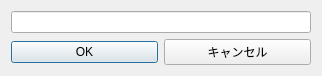
This is sample_menu_01.ui in 0712kazu/HazardMapGame_tool as Qt 5 draws it before an edit. The edited form follows.
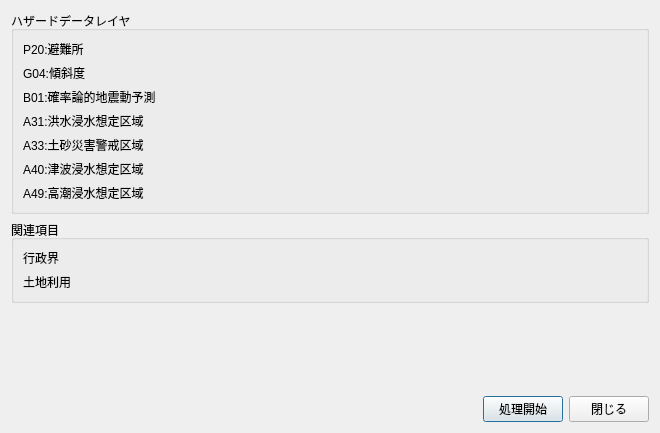
This is the edited form. Custom widgets are drawn as their Qt base class.

The edit to the form file:
```diff
--- a/sample_menu_01.ui
+++ b/sample_menu_01.ui
@@ -1,49 +1,195 @@
 <?xml version="1.0" encoding="UTF-8"?>
 <ui version="4.0">
- <class>Dialog</class>
- <widget class="QDialog" name="Dialog">
+ <class>dialog</class>
+ <widget class="QDialog" name="dialog">
+  <property name="enabled">
+   <bool>true</bool>
+  </property>
   <property name="geometry">
    <rect>
     <x>0</x>
     <y>0</y>
-    <width>318</width>
-    <height>68</height>
+    <width>660</width>
+    <height>433</height>
    </rect>
   </property>
+  <property name="sizePolicy">
+   <sizepolicy hsizetype="Preferred" vsizetype="Preferred">
+    <horstretch>0</horstretch>
+    <verstretch>200</verstretch>
+   </sizepolicy>
+  </property>
+  <property name="maximumSize">
+   <size>
+    <width>16777215</width>
+    <height>16777215</height>
+   </size>
+  </property>
   <property name="windowTitle">
    <string>Dialog</string>
   </property>
-  <layout class="QVBoxLayout" name="verticalLayout">
-   <item>
-    <widget class="QLineEdit" name="lineEdit">
-     <property name="minimumSize">
+  <layout class="QGridLayout" name="gridLayout">
+   <item row="5" column="0">
+    <spacer name="verticalSpacer">
+     <property name="orientation">
+      <enum>Qt::Vertical</enum>
+     </property>
+     <property name="sizeHint" stdset="0">
       <size>
-       <width>300</width>
-       <height>0</height>
+       <width>20</width>
+       <height>40</height>
       </size>
      </property>
+    </spacer>
+   </item>
+   <item row="2" column="0">
+    <widget class="QGroupBox" name="groupBox_3">
+     <property name="title">
+      <string>関連項目</string>
+     </property>
+     <layout class="QGridLayout" name="gridLayout_5">
+      <item row="1" column="1">
+       <widget class="QgsFileWidget" name="mQgsFileWidget_5"/>
+      </item>
+      <item row="0" column="1">
+       <widget class="QgsFileWidget" name="mQgsFileWidget_4"/>
+      </item>
+      <item row="0" column="0">
+       <widget class="QLabel" name="label_6">
+        <property name="text">
+         <string>行政界</string>
+        </property>
+       </widget>
+      </item>
+      <item row="1" column="0">
+       <widget class="QLabel" name="label_7">
+        <property name="text">
+         <string>土地利用</string>
+        </property>
+       </widget>
+      </item>
+     </layout>
     </widget>
    </item>
-   <item>
+   <item row="6" column="0">
     <layout class="QHBoxLayout" name="horizontalLayout">
+     <item>
+      <spacer name="horizontalSpacer">
+       <property name="orientation">
+        <enum>Qt::Horizontal</enum>
+       </property>
+       <property name="sizeHint" stdset="0">
+        <size>
+         <width>40</width>
+         <height>20</height>
+        </size>
+       </property>
+      </spacer>
+     </item>
      <item>
       <widget class="QPushButton" name="pushButton_run">
        <property name="text">
-        <string>OK</string>
+        <string>処理開始</string>
        </property>
       </widget>
      </item>
      <item>
       <widget class="QPushButton" name="pushButton_cancel">
        <property name="text">
-        <string>キャンセル</string>
+        <string>閉じる</string>
        </property>
       </widget>
      </item>
     </layout>
    </item>
+   <item row="1" column="0">
+    <widget class="QGroupBox" name="groupBox">
+     <property name="title">
+      <string>ハザードデータレイヤ</string>
+     </property>
+     <layout class="QGridLayout" name="gridLayout_2">
+      <item row="2" column="1">
+       <widget class="QgsFileWidget" name="mQgsFileWidget_2"/>
+      </item>
+      <item row="1" column="1">
+       <widget class="QgsFileWidget" name="mQgsFileWidget_3"/>
+      </item>
+      <item row="5" column="0">
+       <widget class="QLabel" name="label_13">
+        <property name="text">
+         <string>A40:津波浸水想定区域</string>
+        </property>
+       </widget>
+      </item>
+      <item row="0" column="0">
+       <widget class="QLabel" name="label_8">
+        <property name="text">
+         <string>P20:避難所</string>
+        </property>
+       </widget>
+      </item>
+      <item row="0" column="1">
+       <widget class="QgsFileWidget" name="mQgsFileWidget"/>
+      </item>
+      <item row="1" column="0">
+       <widget class="QLabel" name="label_9">
+        <property name="text">
+         <string>G04:傾斜度</string>
+        </property>
+       </widget>
+      </item>
+      <item row="2" column="0">
+       <widget class="QLabel" name="label_10">
+        <property name="text">
+         <string>B01:確率論的地震動予測</string>
+        </property>
+       </widget>
+      </item>
+      <item row="4" column="0">
+       <widget class="QLabel" name="label_12">
+        <property name="text">
+         <string>A33:土砂災害警戒区域</string>
+        </property>
+       </widget>
+      </item>
+      <item row="3" column="0">
+       <widget class="QLabel" name="label_11">
+        <property name="text">
+         <string>A31:洪水浸水想定区域</string>
+        </property>
+       </widget>
+      </item>
+      <item row="6" column="0">
+       <widget class="QLabel" name="label_14">
+        <property name="text">
+         <string>A49:高潮浸水想定区域</string>
+        </property>
+       </widget>
+      </item>
+      <item row="3" column="1">
+       <widget class="QgsFileWidget" name="mQgsFileWidget_6"/>
+      </item>
+      <item row="4" column="1">
+       <widget class="QgsFileWidget" name="mQgsFileWidget_7"/>
+      </item>
+      <item row="5" column="1">
+       <widget class="QgsFileWidget" name="mQgsFileWidget_8"/>
+      </item>
+      <item row="6" column="1">
+       <widget class="QgsFileWidget" name="mQgsFileWidget_9"/>
+      </item>
+     </layout>
+    </widget>
+   </item>
   </layout>
  </widget>
+ <customwidgets>
+  <customwidget>
+   <class>QgsFileWidget</class>
+   <extends>QWidget</extends>
+   <header>qgsfilewidget.h</header>
+  </customwidget>
+ </customwidgets>
  <resources/>
  <connections/>
 </ui>
```
Left out of the diff: 2 changed lines with no effect on the pictures.
